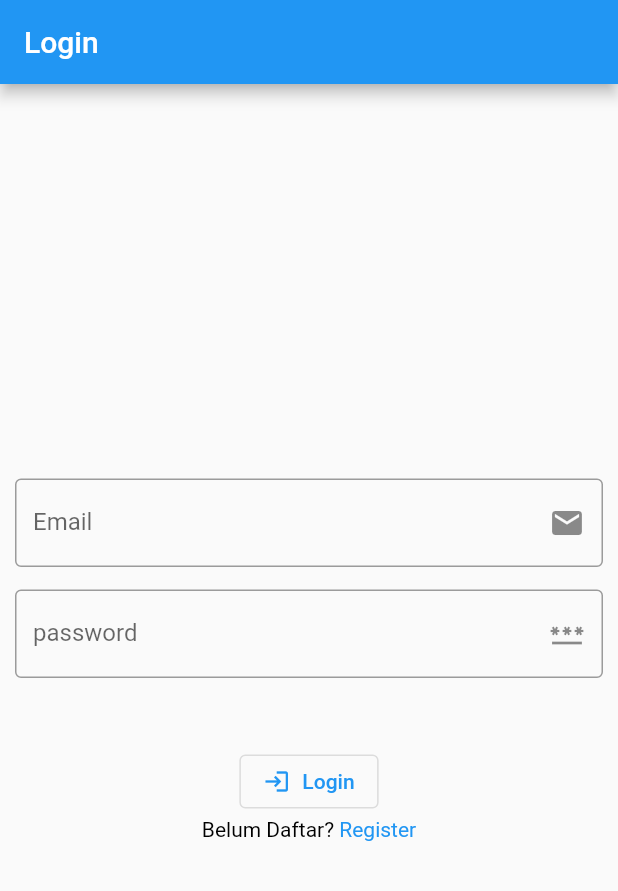
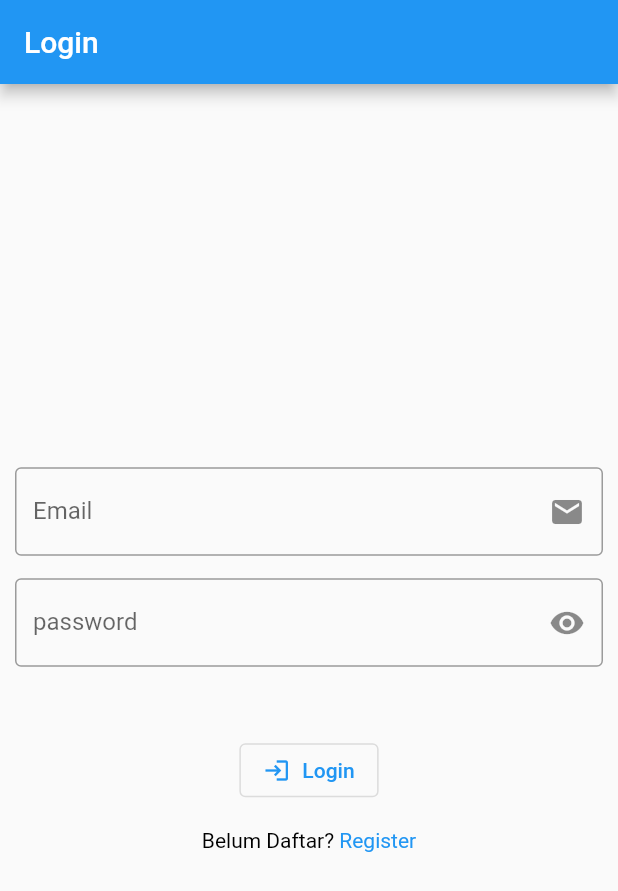
Before and after one commit to JelangA/flutter_app, a Flutter app: the screen it shows after launch, after a tap on "Login", on a phone screen of 412 x 824 dp. Shown: the top 891 px of the screen. Run offline on Flutter 3.47's test engine with Material 2 defaults, Android fonts, the phone set to English and light mode, and no system bars; accounts and stored records are empty; network calls fail.

Commit message:
edit tampilan

```diff
--- a/login/lib/page/login_page.dart
+++ b/login/lib/page/login_page.dart
@@ -16,24 +16,29 @@ class LoginPage extends StatefulWidget {
 }
 
 class _LoginPageState extends State<LoginPage> {
+  static String? token;
+  bool isHiddenPassword = true;
 
   Future<void> login() async {
+    var response = await http.post(Uri.parse("http://127.0.0.1:8000/api/login"),
+        // var response = await http.post(Uri.parse("http://10.0.2.2:8000/api/login"),
+        body: ({
+          'email': emailController.text,
+          'password': passContrloller.text
+        }));
 
-      var response = await http.post(Uri.parse("http://127.0.0.1:8000/api/register"),
-          body: jsonEncode({
-            'email': emailController.text,
-            'password': passContrloller.text
-          }));
+    var responeData = json.decode(response.body);
 
-          var responeData = json.decode(response.body);
+    token = responeData['token'];
 
-      if (response.statusCode == 201) {
-        Navigator.push(
-            context, MaterialPageRoute(builder: (context) => HomePage()));
-      } else {
-        ScaffoldMessenger.of(context).showSnackBar(SnackBar(content: Text(responeData.toString())));
-      }
 
+    if (responeData['success'] == true) {
+      Navigator.push(
+          context, MaterialPageRoute(builder: (context) => HomePage()));
+    } else if (responeData['success'] == false) {
+      ScaffoldMessenger.of(context).showSnackBar(
+          SnackBar(content: Text(responeData['message'].toString())));
+    }
   }
 
   var emailController = TextEditingController();
@@ -62,11 +67,13 @@ class _LoginPageState extends State<LoginPage> {
               ),
               TextFormField(
                 controller: passContrloller,
-                obscureText: true,
+                obscureText: isHiddenPassword,
                 decoration: InputDecoration(
                     labelText: "password",
                     border: OutlineInputBorder(),
-                    suffixIcon: Icon(Icons.password)),
+                    suffixIcon: InkWell(
+                        onTap: _togglePasswordView,
+                        child: Icon(Icons.visibility))),
               ),
               SizedBox(
                 height: 45,
@@ -80,6 +87,9 @@ class _LoginPageState extends State<LoginPage> {
                     size: 18,
                   ),
                   label: Text("Login")),
+              SizedBox(
+                height: 15,
+              ),
               RichText(
                 text: TextSpan(children: [
                   TextSpan(
@@ -110,4 +120,15 @@ class _LoginPageState extends State<LoginPage> {
       ),
     );
   }
+
+  void _togglePasswordView() {
+    // if (isHiddenPassword == true) {
+    //   isHiddenPassword = false;
+    // } else {
+    //   isHiddenPassword = true;
+    // }
+    setState(() {
+      isHiddenPassword = !isHiddenPassword;
+    });
+  }
 }
```
Also changed, not shown: login/lib/page/home_page.dart (+27 -2 lines), login/lib/page/register_page.dart (+23 -4 lines), 1 other file.
